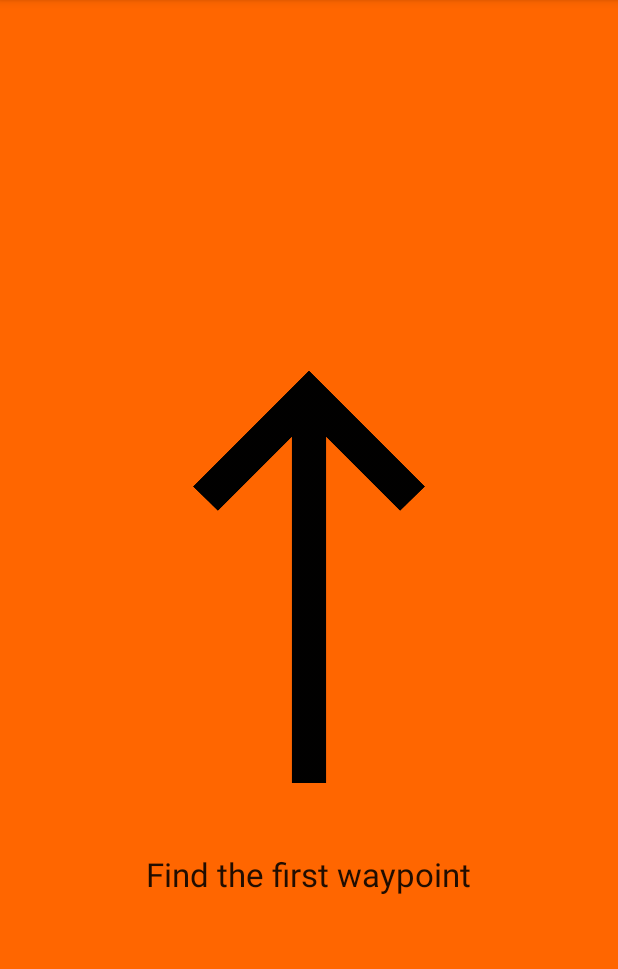
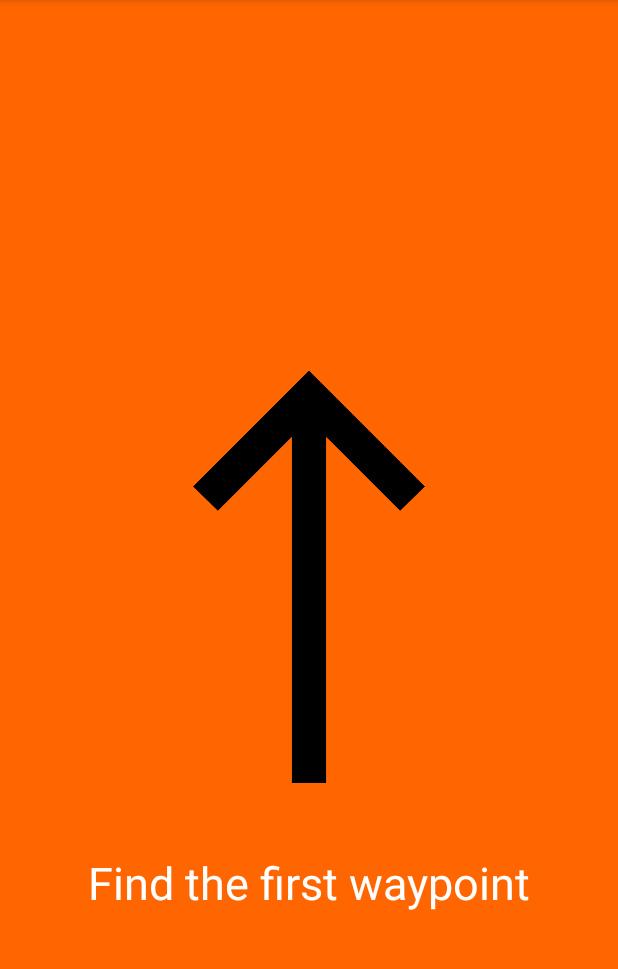
Before and after one commit to IshanArya/Beacon, an Android app: the NavigationActivity screen opened directly, with no data from a screen before it, on a phone screen of 412 x 824 dp, the part 84-1053 px from its top. Run offline under Robolectric (Android 15) with nearby library versions, the light colour scheme and no system bars; Roboto replaces fonts that are not available here.

Commit message:
changed color and sizw

```diff
--- a/HomeDepotApp/app/src/main/res/layout/activity_navigation.xml
+++ b/HomeDepotApp/app/src/main/res/layout/activity_navigation.xml
@@ -22,5 +22,7 @@
         android:layout_below="@id/arrowImageView"
         android:layout_centerHorizontal="true"
         android:text="Hello World!"
-        android:textAppearance="?android:attr/textAppearanceLarge" />
+        android:textAppearance="?android:attr/textAppearanceLarge"
+        android:textColor="@android:color/background_light"
+        android:textSize="30sp" />
 </RelativeLayout>
```
